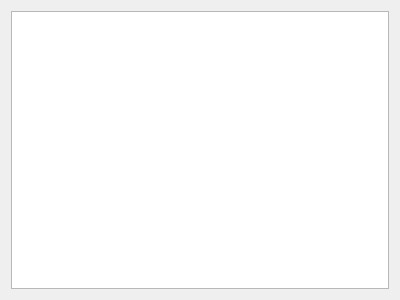
vkohaupt/vokoscreenNG, file src/help/help.ui: the form before one commit.
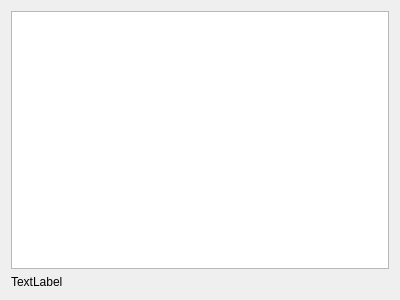
The form after the commit.

Commit message: Help: Show URL

```diff
--- a/src/help/help.ui
+++ b/src/help/help.ui
@@ -20,6 +20,16 @@
    <item>
     <widget class="QTextBrowser" name="textBrowser"/>
    </item>
+   <item>
+    <widget class="QLabel" name="labelURL">
+     <property name="toolTip">
+      <string notr="true"/>
+     </property>
+     <property name="text">
+      <string notr="true">TextLabel</string>
+     </property>
+    </widget>
+   </item>
   </layout>
  </widget>
  <resources/>
```
The commit also changes 1 other file.
